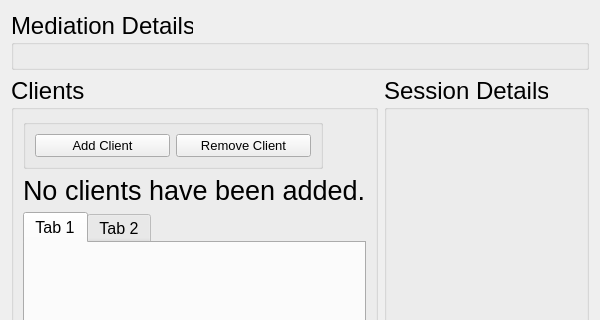
The window that drc/gui/mediationprocessview.ui (lansdon/cpts483_drc) describes before a commit, drawn with Qt 5; both pictures show x 0 to 600 and y 0 to 320 of the 600 by 567 pixel window.
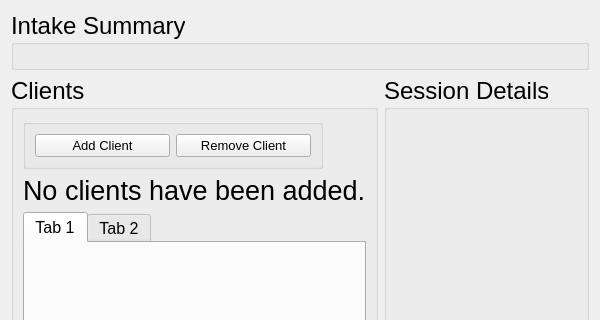
The same window after the commit.

Commit message: mediation process status view updates... WIP.

```diff
--- a/drc/gui/mediationprocessview.ui
+++ b/drc/gui/mediationprocessview.ui
@@ -49,7 +49,7 @@
       <string>&lt;html&gt;&lt;head/&gt;&lt;body&gt;&lt;p&gt; (Choose a mediation to view from the Mediation Browser)&lt;/p&gt;&lt;/body&gt;&lt;/html&gt;</string>
      </property>
      <property name="title">
-      <string>Mediation Details</string>
+      <string>Intake Summary</string>
      </property>
      <property name="alignment">
       <set>Qt::AlignLeading|Qt::AlignLeft|Qt::AlignTop</set>
```
The commit also changes 2 other files.
